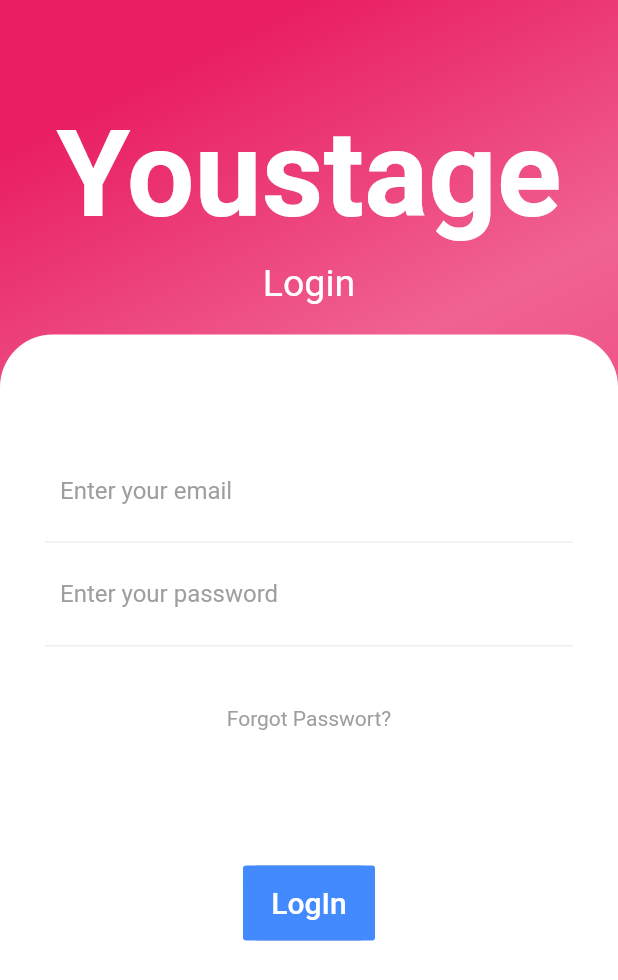
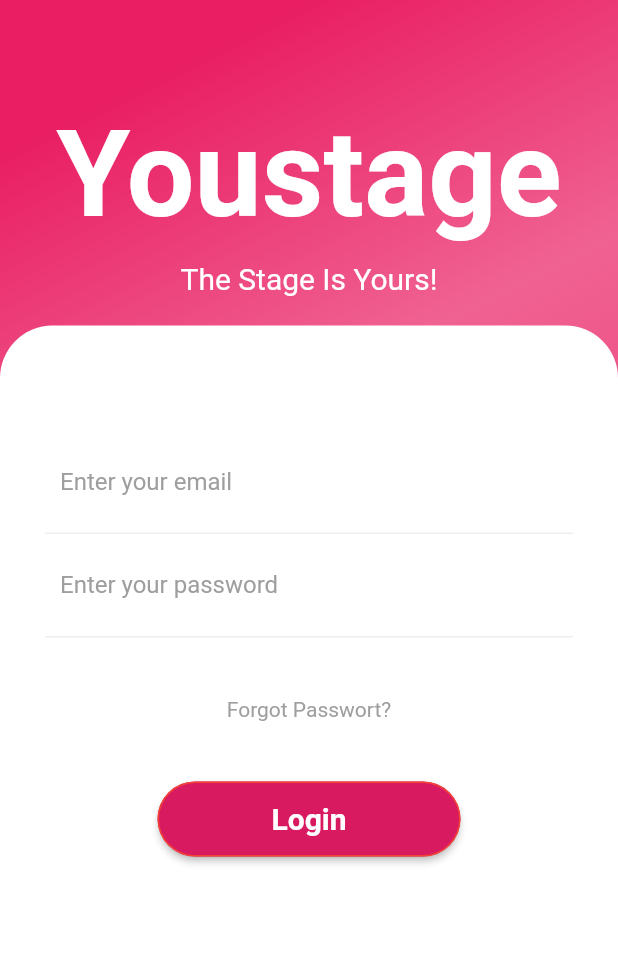
Before and after one commit to Nudel4ufl4uf/YouStage-Apk, a Flutter app: the screen it shows after launch, on a phone screen of 412 x 824 dp. Shown: the top 980 px of the screen. Run offline on Flutter 3.47's test engine with Material 2 defaults, Android fonts, the phone set to English and light mode, and no system bars.

Commit message:
Home Screen
Created more features for the home-screen ass well as a first Route from LogIn -> Home

```diff
--- a/youstage/lib/src/LogScreen/Button.dart
+++ b/youstage/lib/src/LogScreen/Button.dart
@@ -1,45 +1,32 @@
 import 'package:flutter/material.dart';
-import 'package:youstage/src/HomeScreen/HomePage.dart';
-/*
-class Button2 extends StatelessWidget {
-  Widget build(BuildContext context) {
-    return Container(
-        height: 50,
-        margin: EdgeInsets.symmetric(horizontal: 50),
-        decoration: BoxDecoration(
-          color: Colors.grey,
-          borderRadius: BorderRadius.circular(10),
-        ),
-        child: Center(
-            child: Text(
-              "Login",
-              style: TextStyle(
-                  color: Colors.white,
-                  fontSize: 15,
-                  fontWeight: FontWeight.bold),
-            ),
-            onPressed: () {
-              Navigator.push(
-                  context, MaterialPageRoute(builder: (context) => HomePage()));
-            }));
-  }
-}
-*/
+
+import '../../main.dart';
+
 class Button extends StatelessWidget{
+
+  Button();
+
   Widget build (BuildContext context){
     return Container(
-      margin: EdgeInsets.all(50),
+      margin: EdgeInsets.only(left: 75,right: 75),
       height: 50,
-      decoration: BoxDecoration(
-          color: Colors.grey,
-          borderRadius: BorderRadius.circular(10),
-        ),
-      child: FlatButton(
-                child: Text('LogIn', style: TextStyle(fontSize: 20.0),),
-                color: Colors.blueAccent,
-                textColor: Colors.white,
+      width: double.infinity,
+      child: ElevatedButton(
+                child: Text('Login', style: TextStyle(fontSize: 20.0,fontWeight: FontWeight.bold),),
+                style: ButtonStyle(
+                  shape: MaterialStateProperty.all<RoundedRectangleBorder>(
+                    RoundedRectangleBorder(
+                    borderRadius: BorderRadius.circular(35),
+                    side: BorderSide(color: Colors.red)
+                    )
+                  ),
+                  backgroundColor: MaterialStateProperty.all<Color>(Colors.pink[600]),
+              ),
                 onPressed: () {
-                  Navigator.pushNamed(context, '/HomePage');
+                  Navigator.push(
+                    context,
+                    MaterialPageRoute(builder: (context) => HomeRoute()),
+                    );
                 },
               ),
     );
--- a/youstage/lib/src/LogScreen/Header.dart
+++ b/youstage/lib/src/LogScreen/Header.dart
@@ -21,8 +21,8 @@ class Header extends StatelessWidget {
                 height: 10,
               ),
               Center(
-                  child: Text("Login",
-                      style: TextStyle(color: Colors.white, fontSize: 25)))
+                  child: Text("The Stage Is Yours!",
+                      style: TextStyle(color: Colors.white, fontSize: 20)))
             ]
         )
       );
--- a/youstage/lib/src/LogScreen/InputWrapper.dart
+++ b/youstage/lib/src/LogScreen/InputWrapper.dart
@@ -1,4 +1,5 @@
 import 'package:flutter/material.dart';
+
 import 'Button.dart';
 import 'InputField.dart';
 
--- a/youstage/pubspec.yaml
+++ b/youstage/pubspec.yaml
@@ -48,6 +48,11 @@ flutter:
   # assets:
   #   - images/a_dot_burr.jpeg
   #   - images/a_dot_ham.jpeg
+  assets:
+    - assets/
+    - assets/images/
+    - assets/images/bausa.jpg
+
 
   # An image asset can refer to one or more resolution-specific "variants", see
   # https://flutter.dev/assets-and-images/#resolution-aware.
```
Also changed, not shown: youstage/lib/main.dart (+9 -0 lines), youstage/lib/src/HomeScreen/Grid.dart (added, +87 -0 lines), youstage/lib/src/HomeScreen/HomeHeader.dart (added, +22 -0 lines), youstage/lib/src/HomeScreen/HomePage.dart (+30 -4 lines), youstage/lib/src/LogScreen/LoginPage.dart (+2 -22 lines), youstage/assets/images/bausa.jpg (added), youstage/pubspec.lock.
